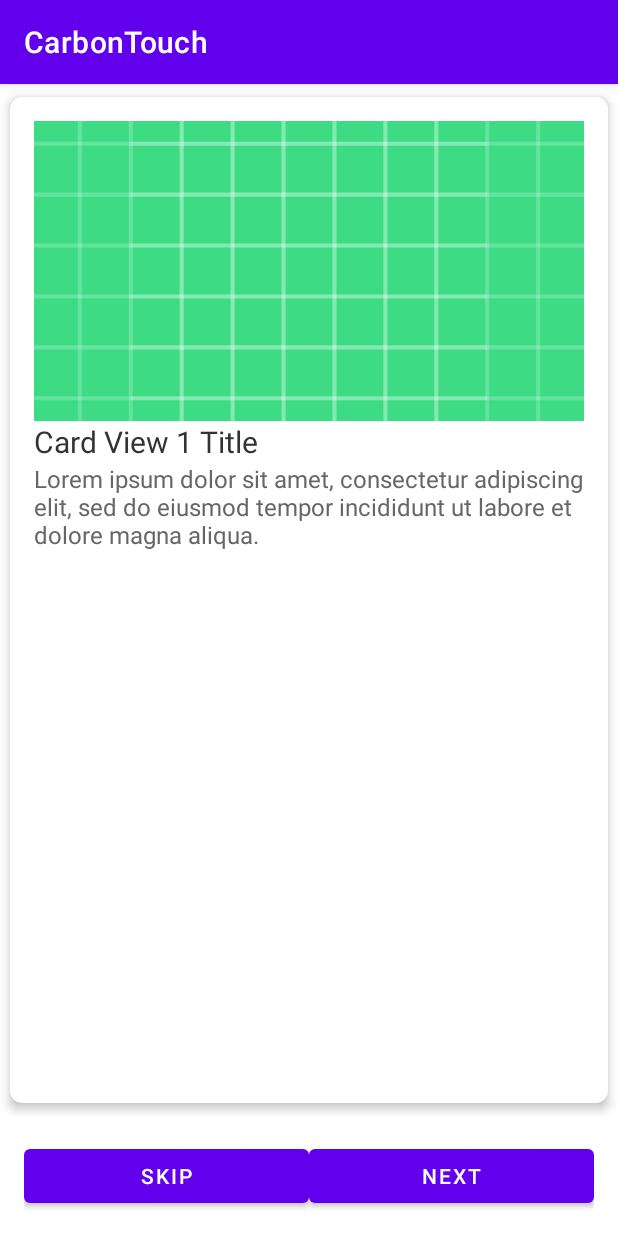
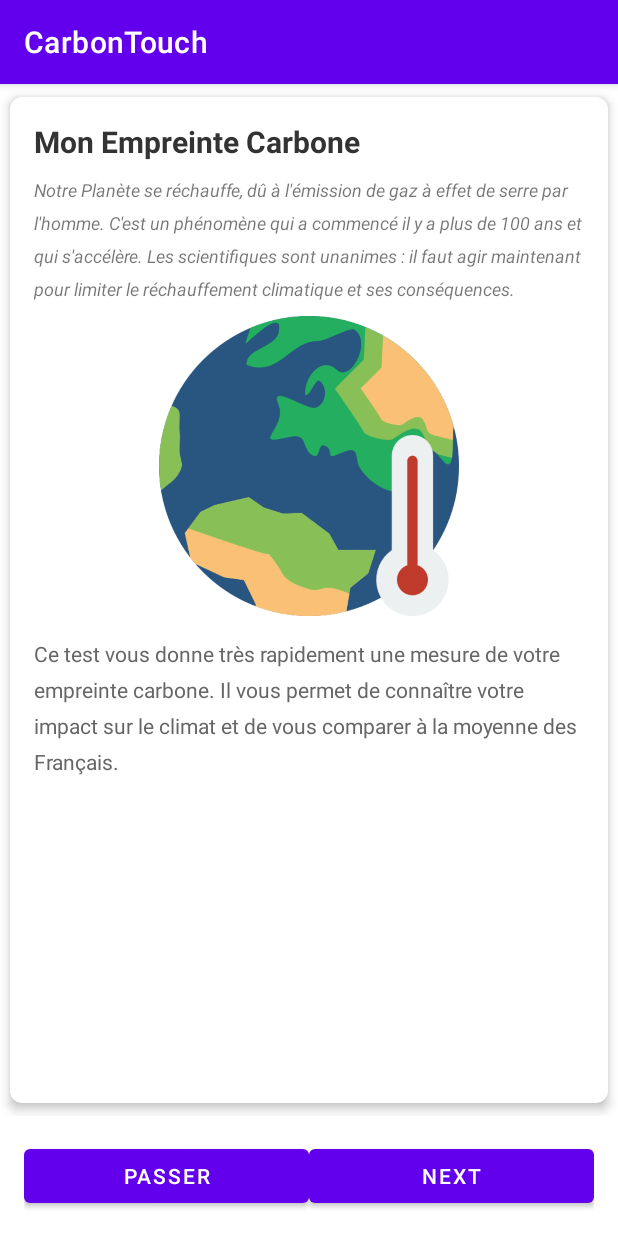
Before and after one commit to FabioBnt/CarbonTouch, an Android app: the screen it shows after launch (TestInstructionsActivity), after a tap on "COMMENCER LE TEST", on a phone screen of 412 x 824 dp. Run offline under Robolectric (Android 15) with nearby library versions, the light colour scheme and no system bars; 1 statement that could not run was skipped.

Commit message:
Added images & translations + refactoring

```diff
--- a/app/src/main/java/com/example/carbontouch/CardFragment.java
+++ b/app/src/main/java/com/example/carbontouch/CardFragment.java
@@ -1,6 +1,7 @@
 package com.example.carbontouch;
 
 
+import android.media.Image;
 import android.os.Bundle;
 import android.view.LayoutInflater;
 import android.view.View;
@@ -39,7 +40,7 @@ public abstract class CardFragment extends Fragment {
         radioButton3 = view.findViewById(R.id.answer3RadioButton);
         radioButton4 = view.findViewById(R.id.answer4RadioButton);
 
-        imageView.setImageResource(R.drawable.ic_launcher_background);
+        imageView.setImageResource(getImageView());
         // Set the question text
         questionTextView.setText(getQuestion());
         // Set the radio button options
@@ -55,10 +56,12 @@ public abstract class CardFragment extends Fragment {
     }
 
     public abstract String getQuestion();
+
     public abstract String getAnswer1();
     public abstract String getAnswer2();
     public abstract String getAnswer3();
     public abstract String getAnswer4();
+    public abstract int getImageView();
 
     public double getCarbonIntensity() {
         // calculate the carbon intensity
--- a/app/src/main/java/com/example/carbontouch/CardFragment2.java
+++ b/app/src/main/java/com/example/carbontouch/CardFragment2.java
@@ -43,4 +43,9 @@ public class CardFragment2 extends CardFragment {
     public String getAnswer4() {
         return "4 or more";
     }
+
+    @Override
+    public int getImageView() {
+        return R.drawable.household;
+    }
 }
--- a/app/src/main/java/com/example/carbontouch/CardFragment3.java
+++ b/app/src/main/java/com/example/carbontouch/CardFragment3.java
@@ -27,4 +27,9 @@ public class CardFragment3 extends CardFragment {
     public String getAnswer4() {
         return "10 or more";
     }
+
+    @Override
+    public int getImageView() {
+        return R.drawable.devices;
+    }
 }
--- a/app/src/main/res/layout/activity_profile.xml
+++ b/app/src/main/res/layout/activity_profile.xml
@@ -10,7 +10,7 @@
         android:id="@+id/scores_history_textview"
         android:layout_width="wrap_content"
         android:layout_height="wrap_content"
-        android:text="Scores History"
+        android:text="@string/scores_history"
         android:textSize="24sp"
         android:layout_marginTop="16dp"
         android:layout_marginBottom="16dp"
--- a/app/src/main/res/layout/activity_results.xml
+++ b/app/src/main/res/layout/activity_results.xml
@@ -1,5 +1,6 @@
 <?xml version="1.0" encoding="utf-8"?>
 <RelativeLayout xmlns:android="http://schemas.android.com/apk/res/android"
+    xmlns:app="http://schemas.android.com/apk/res-auto"
     android:layout_width="match_parent"
     android:layout_height="match_parent"
     android:background="@color/white">
@@ -67,7 +68,7 @@
         android:src="@drawable/ic_check"
         android:layout_marginEnd="16dp"
         android:layout_centerHorizontal="true"
-        android:tint="@color/green"/>
+        app:tint="@color/green" />
 
     <TextView
         android:id="@+id/description_textview"
--- a/app/src/main/res/layout/activity_test.xml
+++ b/app/src/main/res/layout/activity_test.xml
@@ -31,7 +31,7 @@
             android:id="@+id/button_prev"
             android:layout_width="wrap_content"
             android:layout_height="wrap_content"
-            android:text="Prev"
+            android:text="@string/previous"
             android:enabled="false"
             android:onClick="onPrevClick"/>
 
@@ -44,7 +44,7 @@
             android:id="@+id/button_next"
             android:layout_width="wrap_content"
             android:layout_height="wrap_content"
-            android:text="Next"
+            android:text="@string/next"
             android:onClick="onNextClick"/>
 
     </LinearLayout>
--- a/app/src/main/res/layout/activity_test_instructions.xml
+++ b/app/src/main/res/layout/activity_test_instructions.xml
@@ -26,14 +26,14 @@
             android:layout_width="0dp"
             android:layout_height="wrap_content"
             android:layout_weight="1"
-            android:text="Skip" />
+            android:text="@string/skip" />
 
         <Button
             android:id="@+id/start_button"
             android:layout_width="0dp"
             android:layout_height="wrap_content"
             android:layout_weight="1"
-            android:text="Start" />
+            android:text="@string/start" />
 
     </LinearLayout>
 
--- a/app/src/main/res/layout/card_view_1.xml
+++ b/app/src/main/res/layout/card_view_1.xml
@@ -13,25 +13,44 @@
         android:orientation="vertical"
         android:padding="16dp">
 
-        <ImageView
+        <TextView
             android:layout_width="match_parent"
-            android:layout_height="200dp"
-            android:scaleType="centerCrop"
-            android:src="@drawable/ic_launcher_background"/>
+            android:layout_height="wrap_content"
+            android:layout_marginStart="0dp"
+            android:layout_marginBottom="10dp"
+            android:text="@string/HeaderTestName"
+            android:textColor="@color/title_text"
+            android:textSize="20sp"
+            android:textStyle="bold" />
 
         <TextView
             android:layout_width="match_parent"
             android:layout_height="wrap_content"
-            android:text="Card View 1 Title"
-            android:textColor="@color/title_text"
-            android:textSize="20sp" />
+            android:lineSpacingExtra="8sp"
+            android:text="@string/TextGlobalWarming"
+            android:textAlignment="viewStart"
+            android:textAllCaps="false"
+            android:textSize="12sp"
+            android:textStyle="italic"
+            android:typeface="sans" />
+
+        <ImageView
+            android:layout_width="match_parent"
+            android:layout_height="200dp"
+            android:layout_margin="10dp"
+            android:contentDescription="@string/ImageGWDesc"
+            android:scaleType="fitCenter"
+            android:src="@drawable/earthwarming" />
 
         <TextView
             android:layout_width="match_parent"
             android:layout_height="wrap_content"
-            android:text="Lorem ipsum dolor sit amet, consectetur adipiscing elit, sed do eiusmod tempor incididunt ut labore et dolore magna aliqua."
+            android:layout_marginTop="5dp"
+            android:lineSpacingExtra="8sp"
+            android:text="@string/TextPurposeTest"
+            android:textAlignment="textStart"
             android:textColor="@color/description_text"
-            android:textSize="16sp" />
+            android:textSize="14sp" />
 
     </LinearLayout>
 
--- a/app/src/main/res/values/strings.xml
+++ b/app/src/main/res/values/strings.xml
@@ -26,4 +26,15 @@
     <string name="description_higher">Vous êtes %1$s%% plus émetteur de CO2e que la moyenne des utilisateurs</string>
     <string name="description_lower">Vous êtes %1$s%% moins émetteur de CO2e que la moyenne des utilisateurs</string>
     <string name="logout">Déconnexion</string>
+    <string name="HeaderTestName">Mon Empreinte Carbone</string>
+    <string name="TextGlobalWarming">Notre Planète se réchauffe, dû à l\'émission de gaz à effet de serre par l\'homme. C\'est un phénomène qui a commencé il y a plus de 100 ans et qui s\'accélère. Les scientifiques sont unanimes : il faut agir maintenant pour limiter le réchauffement climatique et ses conséquences.</string>
+    <string name="TextPurposeTest">Ce test vous donne très rapidement une mesure de votre empreinte carbone. Il vous permet de connaître votre impact sur le climat et de vous comparer à la moyenne des Français.</string>
+    <string name="ImageGWDesc">Une Image de la Terre avec un thermomètre à ses côtés, représentant le réchauffement climatique.</string>
+    <string name="HeaderStartTest">C\'est parti ?</string>
+    <string name="TextStartTest">Ceci est un test individuel.   Répondez pour vous et votre vie perso, pas pour votre travail ou vos études.   Cependant pensez à compter votre trajet domicile-travail.</string>
+    <string name="scores_history">Historique des scores</string>
+    <string name="previous">Précédent</string>
+    <string name="next">Suivant</string>
+    <string name="skip">Passer</string>
+    <string name="start">Commencer</string>
 </resources>
```
Also changed, not shown: app/src/main/java/com/example/carbontouch/CardFragment1.java (+5 -12 lines), app/src/main/res/layout/activity_login.xml (+5 -5 lines), app/src/main/res/layout/activity_sign_up.xml (+4 -4 lines), app/src/main/res/layout/card_view_3.xml (+6 -2 lines), app/src/main/res/drawable/devices.png (added), app/src/main/res/drawable/earthwarming.png (added), app/src/main/res/drawable/household.png (added), app/src/main/res/drawable/login.png (added), app/src/main/res/drawable/methods.png (added), 1 other file.
